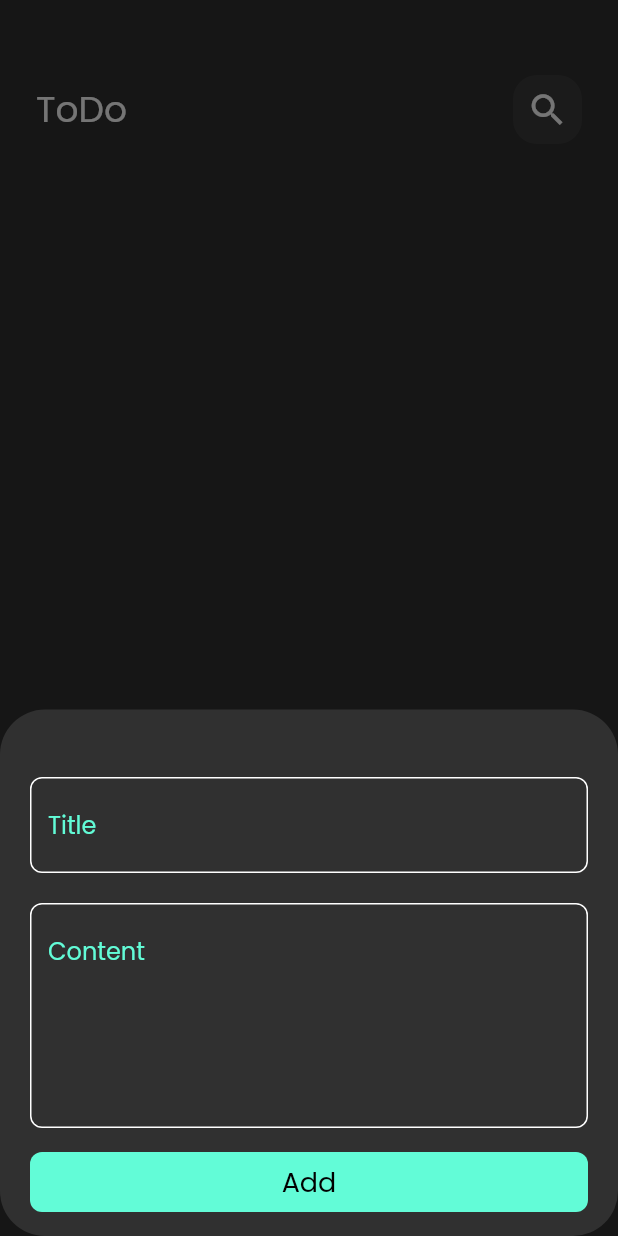
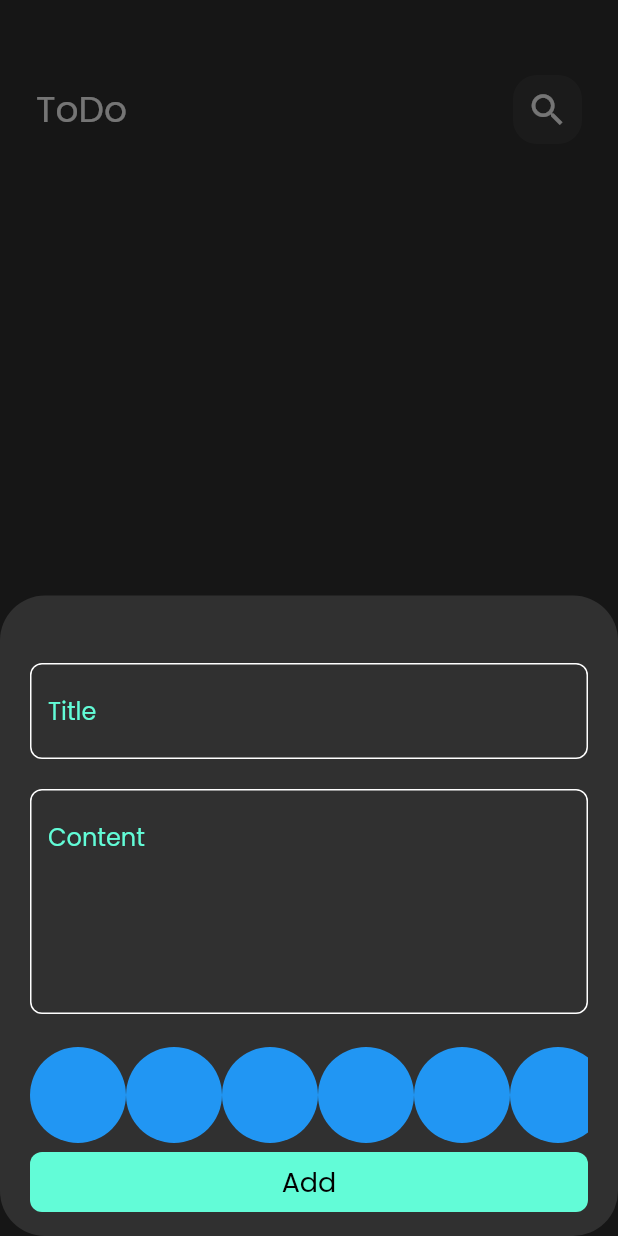
Before and after one commit to kareemali2004/CODSOFT, a Flutter app: the screen it shows after launch, after a tap on the "add" icon, on a phone screen of 412 x 824 dp. Run offline on Flutter 3.47's test engine with Material 2 defaults, Android fonts, the phone set to English and light mode, and no system bars; our stand-ins replace bloc, flutter_bloc, hive, hive_flutter; accounts and stored records are empty.

Commit message:
create colors list view part1

```diff
--- a/lib/views/widgets/add_task_form.dart
+++ b/lib/views/widgets/add_task_form.dart
@@ -2,6 +2,7 @@ import 'package:flutter/material.dart';
 import 'package:flutter_bloc/flutter_bloc.dart';
 import 'package:to_do_list/cubits/add_task_cubit/add_task_cubit.dart';
 import 'package:to_do_list/models/task_model.dart';
+import 'package:to_do_list/views/widgets/colors_list_view.dart';
 import 'package:to_do_list/views/widgets/custom_button.dart';
 import 'package:to_do_list/views/widgets/custom_text_field.dart';
 import 'package:intl/intl.dart';
@@ -47,6 +48,7 @@ class _addTaskFormState extends State<addTaskForm> {
           SizedBox(
             height: 16,
           ),
+           colorsListView(),
           BlocBuilder<AddTaskCubit, AddTaskState>(
             builder: (context, state) {
               return customButton(
--- /dev/null
+++ b/lib/views/widgets/colors_list_view.dart
@@ -0,0 +1,29 @@
+
+import 'package:flutter/material.dart';
+
+class colorItem extends StatelessWidget {
+  const colorItem({super.key});
+
+  @override
+  Widget build(BuildContext context) {
+    return CircleAvatar(
+      backgroundColor: Colors.blue,
+      radius: 32,
+    );
+  }
+}
+class colorsListView extends StatelessWidget {
+  const colorsListView({super.key});
+
+  @override
+  Widget build(BuildContext context) {
+    return SizedBox(
+      height: 76,
+      child: ListView.builder(
+        itemBuilder: (context, index) => colorItem(),
+        itemCount: 10,
+         scrollDirection: Axis.horizontal,
+      ),
+    );
+  }
+}
```
